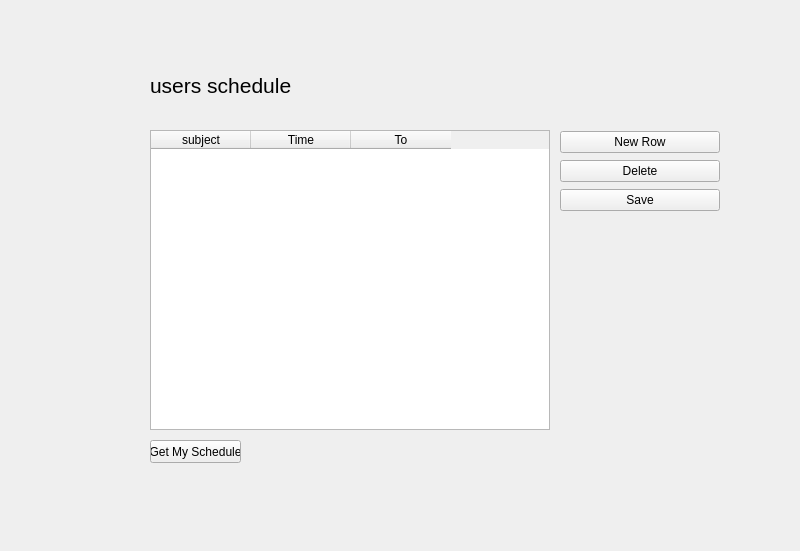
First picture: the form in Home.ui, repository Mjolksaft/Grupp-13, before the edit.
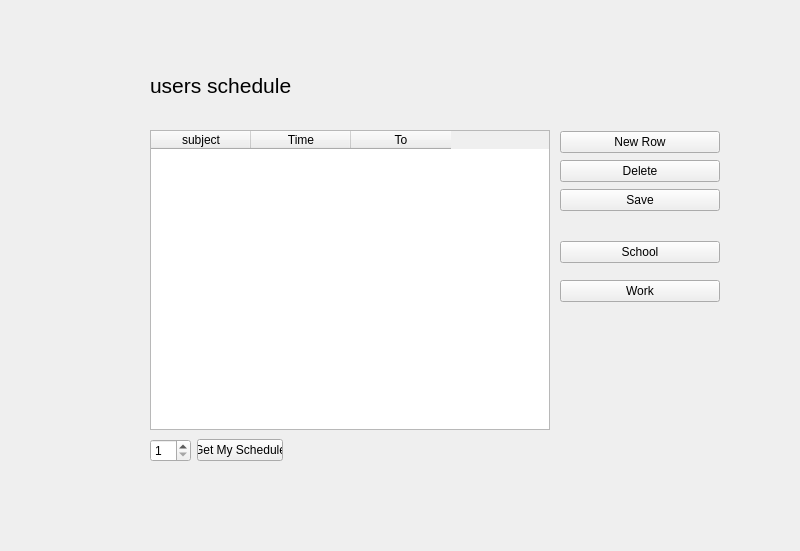
Second picture: the form after the edit.

Commit message: template, multible schedule, notis

```diff
--- a/Home.ui
+++ b/Home.ui
@@ -56,19 +56,6 @@
     <string>users schedule</string>
    </property>
   </widget>
-  <widget class="QPushButton" name="BUTTON">
-   <property name="geometry">
-    <rect>
-     <x>150</x>
-     <y>440</y>
-     <width>91</width>
-     <height>23</height>
-    </rect>
-   </property>
-   <property name="text">
-    <string>Get My Schedule</string>
-   </property>
-  </widget>
   <widget class="QWidget" name="verticalLayoutWidget_2">
    <property name="geometry">
     <rect>
@@ -102,6 +89,58 @@
     </item>
    </layout>
   </widget>
+  <widget class="QWidget" name="verticalLayoutWidget_3">
+   <property name="geometry">
+    <rect>
+     <x>560</x>
+     <y>230</y>
+     <width>160</width>
+     <height>83</height>
+    </rect>
+   </property>
+   <layout class="QVBoxLayout" name="changeForm_2">
+    <item>
+     <widget class="QPushButton" name="Template1">
+      <property name="text">
+       <string>School</string>
+      </property>
+     </widget>
+    </item>
+    <item>
+     <widget class="QPushButton" name="Template2">
+      <property name="text">
+       <string>Work</string>
+      </property>
+     </widget>
+    </item>
+   </layout>
+  </widget>
+  <widget class="QWidget" name="horizontalLayoutWidget">
+   <property name="geometry">
+    <rect>
+     <x>150</x>
+     <y>430</y>
+     <width>133</width>
+     <height>41</height>
+    </rect>
+   </property>
+   <layout class="QHBoxLayout" name="getForm">
+    <item>
+     <widget class="QSpinBox" name="spinBox">
+      <property name="minimum">
+       <number>1</number>
+      </property>
+     </widget>
+    </item>
+    <item>
+     <widget class="QPushButton" name="BUTTON">
+      <property name="text">
+       <string>Get My Schedule</string>
+      </property>
+     </widget>
+    </item>
+   </layout>
+  </widget>
  </widget>
  <resources/>
  <connections/>
```
The commit also changes 4 other files.
